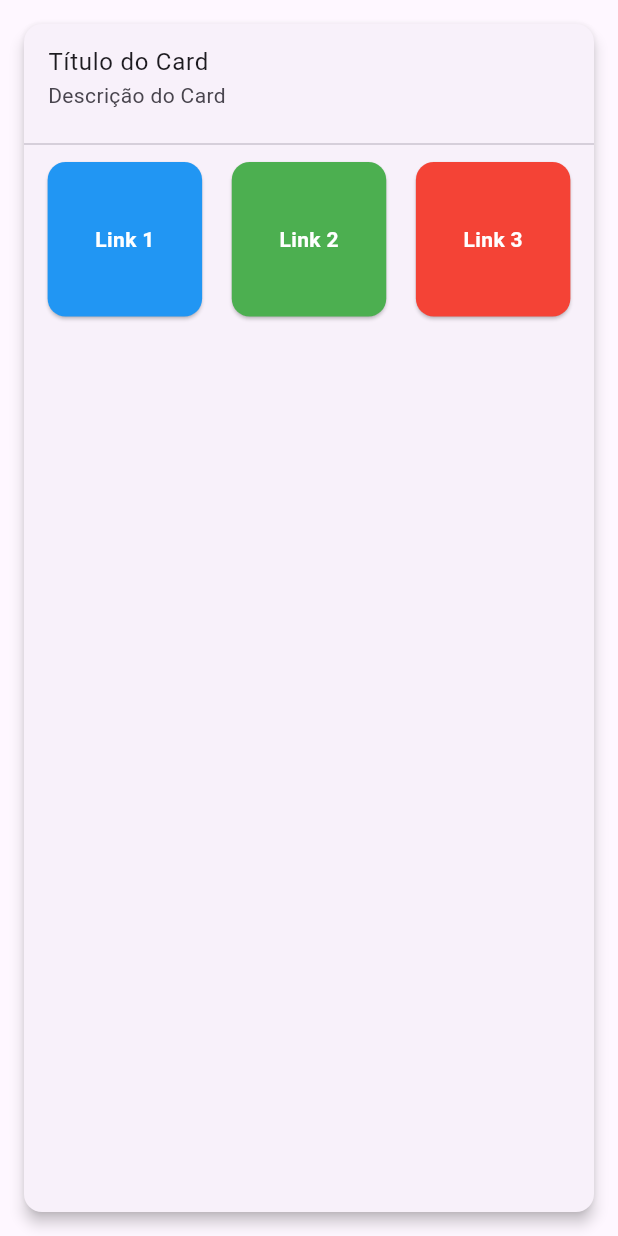
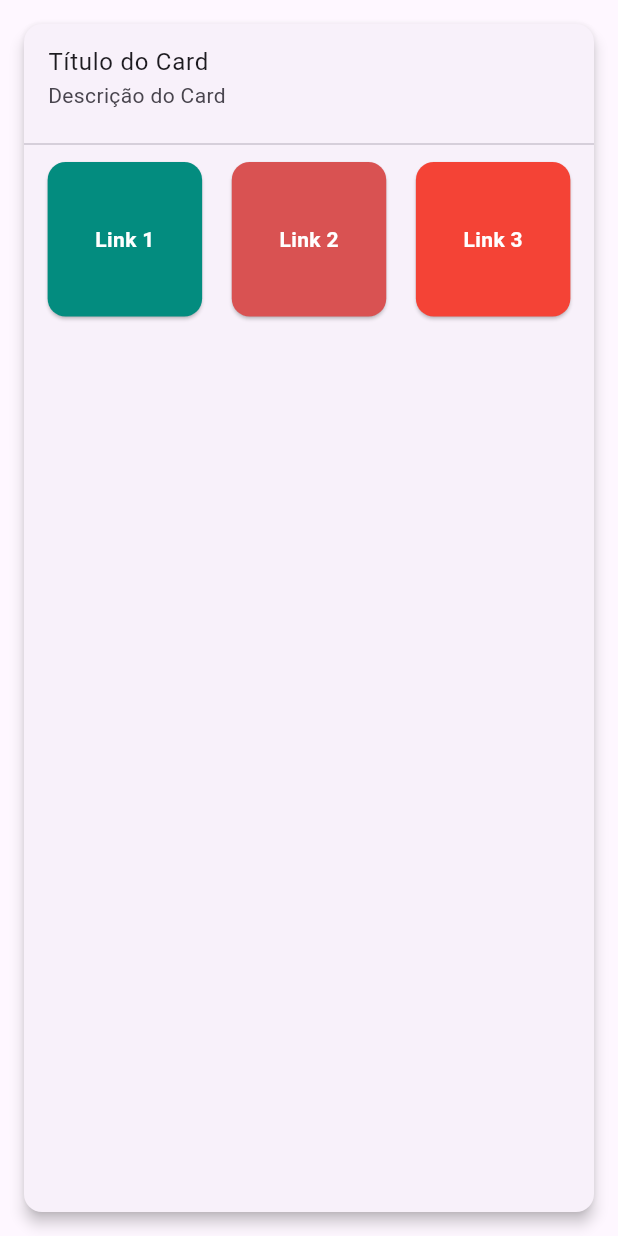
Before and after one commit to FlaviaMarcella/Agenda_Escolar, a Flutter app: the CardLinks widget shown alone on an empty page, opened directly with empty values, on a phone screen of 412 x 824 dp. Run offline on Flutter 3.47's test engine with Material 2 defaults, Android fonts, the phone set to English and light mode, and no system bars.

Commit message:
feat: update component car_links

```diff
--- a/lib/components/card_links.dart
+++ b/lib/components/card_links.dart
@@ -10,19 +10,19 @@ class CardLinks extends StatelessWidget {
   Widget build(BuildContext context) {
     return Card(
       elevation: 4.0,
-      margin: EdgeInsets.all(16.0),
+      margin: const EdgeInsets.all(16.0),
       child: Column(
         children: [
-          ListTile(
+          const ListTile(
             title: Text('Título do Card'),
             subtitle: Text('Descrição do Card'),
           ),
-          Divider(),
+          const Divider(),
           Row(
             mainAxisAlignment: MainAxisAlignment.spaceEvenly,
             children: [
-              _buildSubCard(context, Colors.blue, 'Link 1'),
-              _buildSubCard(context, Colors.green, 'Link 2'),
+              _buildSubCard(context, AppColors.secondaryColor, 'Link 1'),
+              _buildSubCard(context, AppColors.detailsColor, 'Link 2'),
               _buildSubCard(context, Colors.red, 'Link 3'),
             ],
           ),
@@ -45,7 +45,7 @@ class CardLinks extends StatelessWidget {
           child: Center(
             child: Text(
               text,
-              style: TextStyle(
+              style: const TextStyle(
                 color: Colors.white,
                 fontWeight: FontWeight.bold,
               ),
```
